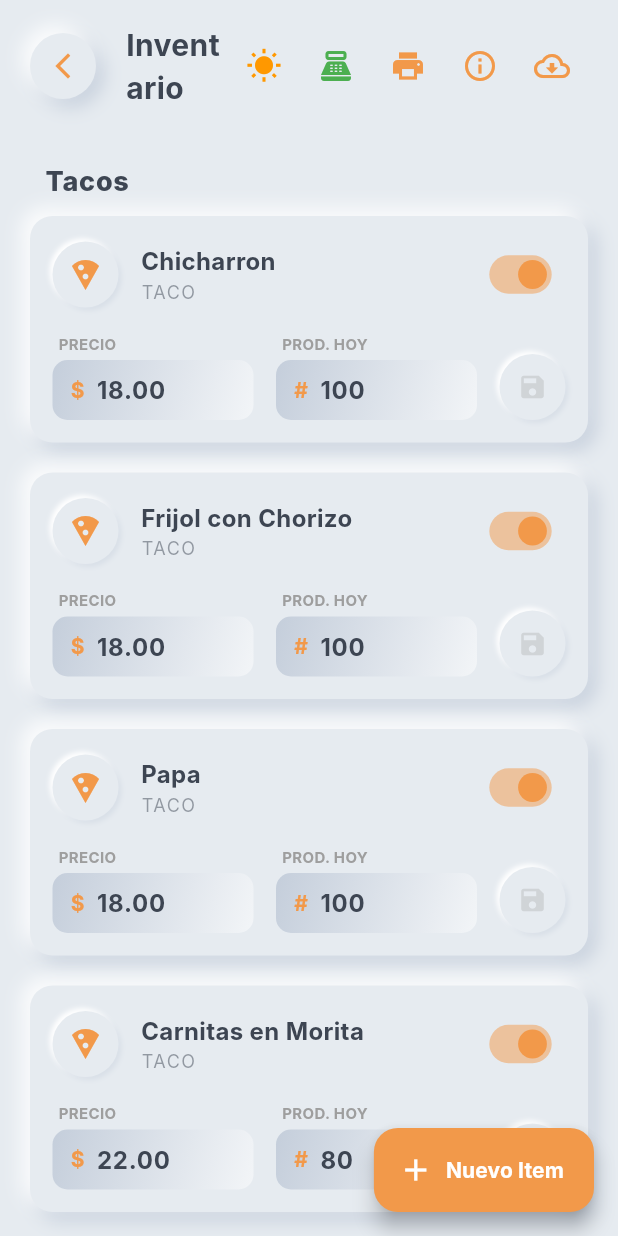
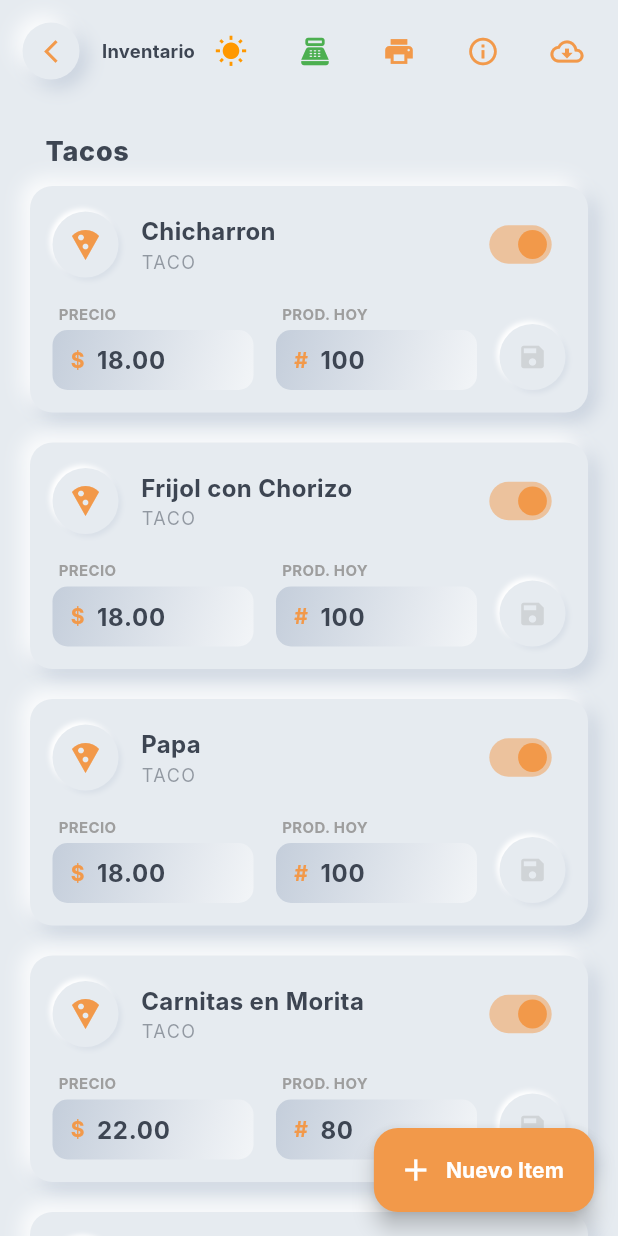
Before and after one commit to DanielNextStep/el_panzon, a Flutter app: the screen it shows after launch, item 2 of the bottom bar chosen, on a phone screen of 412 x 824 dp. Run offline on Flutter 3.47's test engine with Material 3 defaults, Android fonts, the phone set to English and light mode, and no system bars; our stand-ins replace cloud_firestore, firebase_core, package_info_plus; accounts and stored records are empty; Roboto replaces fonts that are missing (Inter); statements that could not run were skipped.

Commit message:
fix: adjusted maintenance screen header layout to prevent title overflow

```diff
--- a/lib/maintenance_screen.dart
+++ b/lib/maintenance_screen.dart
@@ -287,19 +287,27 @@ class MaintenanceScreen extends StatelessWidget {
 
   Widget _buildAppBar(BuildContext context) {
     return Padding(
-      padding: const EdgeInsets.fromLTRB(20, 15, 20, 15),
+      padding: const EdgeInsets.fromLTRB(15, 10, 10, 10),
       child: Row(
         children: [
           GestureDetector(
             onTap: () => Navigator.of(context).pop(),
-            child: const NeumorphicContainer(isCircle: true, padding: EdgeInsets.all(12), child: Icon(Icons.arrow_back_ios_new, color: kAccentColor, size: 20)),
+            child: const NeumorphicContainer(isCircle: true, padding: EdgeInsets.all(10), child: Icon(Icons.arrow_back_ios_new, color: kAccentColor, size: 18)),
           ),
-          const SizedBox(width: 20),
-          const Expanded(child: Text('Inventario', style: TextStyle(color: kTextColor, fontSize: 20, fontWeight: FontWeight.w700))),
+          const SizedBox(width: 15),
+          const Expanded(
+              child: FittedBox(
+                  fit: BoxFit.scaleDown,
+                  alignment: Alignment.centerLeft,
+                  child: Text('Inventario', style: TextStyle(color: kTextColor, fontSize: 20, fontWeight: FontWeight.w700))
+              )
+          ),
 
           // --- Nuevo Día Button ---
           IconButton(
-            icon: const Icon(Icons.wb_sunny, color: Colors.orange),
+            icon: const Icon(Icons.wb_sunny, color: Colors.orange, size: 22),
+            padding: EdgeInsets.zero,
+            constraints: const BoxConstraints(),
             tooltip: "Iniciar Nuevo Día",
             onPressed: () {
               showDialog(
@@ -332,10 +340,13 @@ class MaintenanceScreen extends StatelessWidget {
               );
             },
           ),
+          const SizedBox(width: 8),
 
           // --- Cierre de Día Button ---
           IconButton(
-             icon: const Icon(Icons.point_of_sale, color: Colors.green),
+             icon: const Icon(Icons.point_of_sale, color: Colors.green, size: 22),
+             padding: EdgeInsets.zero,
+             constraints: const BoxConstraints(),
              tooltip: "Cierre de Día",
              onPressed: () {
                 showDialog(
@@ -344,16 +355,30 @@ class MaintenanceScreen extends StatelessWidget {
                 );
              }
           ),
-          // -----------------------
+          const SizedBox(width: 8),
 
-          IconButton(icon: const Icon(Icons.print, color: kAccentColor), tooltip: "Configurar Impresora", onPressed: () => _showPrinterConfig(context)),
           IconButton(
-            icon: const Icon(Icons.info_outline, color: kAccentColor),
+             icon: const Icon(Icons.print, color: kAccentColor, size: 22),
+             padding: EdgeInsets.zero,
+             constraints: const BoxConstraints(),
+             tooltip: "Configurar Impresora",
+             onPressed: () => _showPrinterConfig(context)
+          ),
+          const SizedBox(width: 8),
+
+          IconButton(
+            icon: const Icon(Icons.info_outline, color: kAccentColor, size: 22),
+            padding: EdgeInsets.zero,
+            constraints: const BoxConstraints(),
             tooltip: "Acerca de",
             onPressed: () => _showAboutDialog(context),
           ),
+          const SizedBox(width: 8),
+
           IconButton(
-            icon: const Icon(Icons.cloud_download_outlined, color: kAccentColor),
+            icon: const Icon(Icons.cloud_download_outlined, color: kAccentColor, size: 22),
+            padding: EdgeInsets.zero,
+            constraints: const BoxConstraints(),
             tooltip: "Restaurar Menú",
             onPressed: () {
               FirestoreService().resetInventoryToDefaults(forceUpdate: true);
--- a/pubspec.yaml
+++ b/pubspec.yaml
@@ -1,7 +1,7 @@
 name: ordenes_elpanzon
 description: "A new Flutter project."
 publish_to: 'none'
-version: 1.0.1+2
+version: 1.0.3+4
 
 environment:
   sdk: '>=3.0.0 <4.0.0'
```
